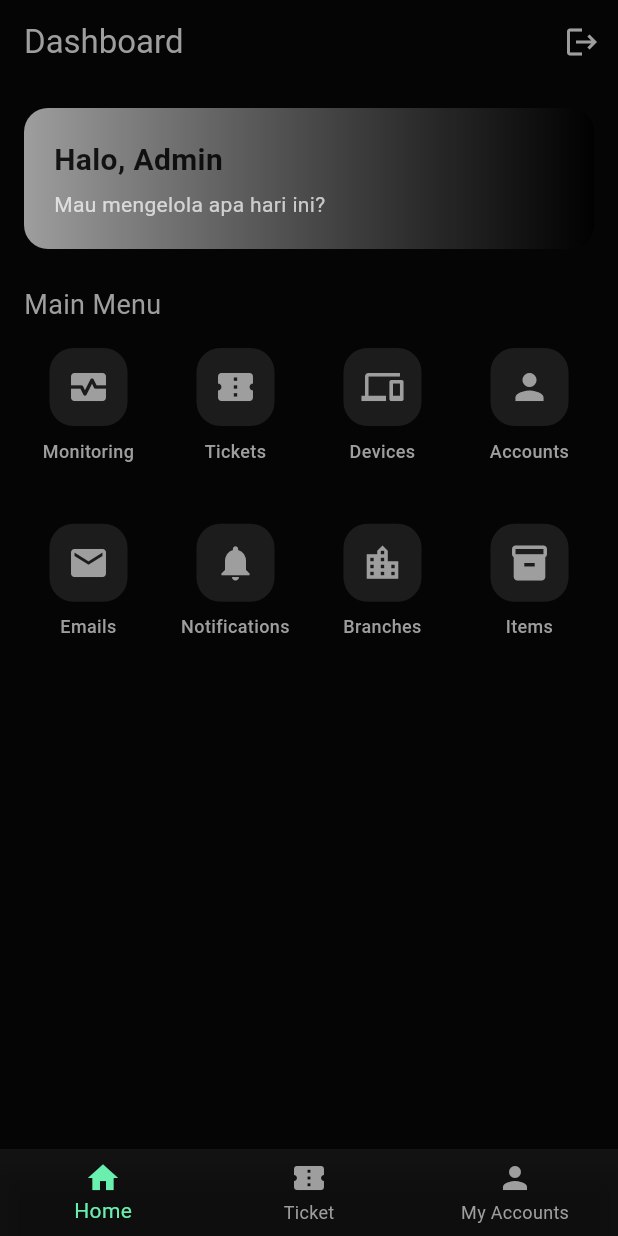
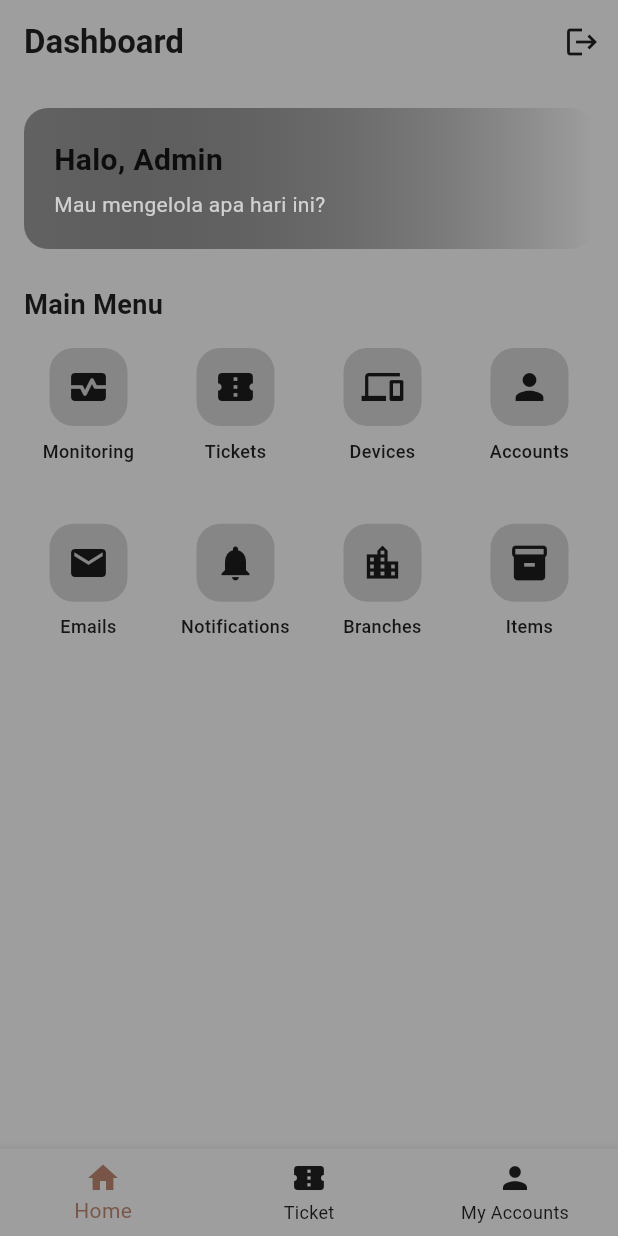
Before and after one commit to adour-zc21s/ocp-ui-flutter, a Flutter app: the MainNavigation screen opened directly, on a phone screen of 412 x 824 dp. Run offline on Flutter 3.47's test engine with Material 3 defaults, Android fonts, the phone set to English and light mode, and no system bars; our stand-ins replace package_info_plus, shared_preferences; accounts and stored records are empty; network calls fail.

Commit message:
change color

```diff
--- a/lib/main.dart
+++ b/lib/main.dart
@@ -17,7 +17,7 @@ class MyApp extends StatelessWidget {
       theme: ThemeData(
         primarySwatch: Colors.blue,
         useMaterial3: true,
-        scaffoldBackgroundColor: Colors.black87,
+        scaffoldBackgroundColor: Colors.grey,
         pageTransitionsTheme: const PageTransitionsTheme(
           builders: {
             TargetPlatform.android:
--- a/lib/screens/home/home_screen.dart
+++ b/lib/screens/home/home_screen.dart
@@ -17,38 +17,38 @@ class HomeScreen extends StatelessWidget {
       {
         'title': 'Monitoring', // 👈 Menu khusus Monitoring
         'icon': Icons.monitor_heart,
-        'color': Colors.grey,
+        'color': Colors.black87,
         'screen': const MonitoringScreen(),
       },
       {
         'title': 'Tickets',
         'icon': Icons.confirmation_number,
-        'color': Colors.grey,
+        'color': Colors.black87,
         'screen': const TicketScreen(),
       },
       {
         'title': 'Devices',
         'icon': Icons.devices,
-        'color': Colors.grey,
+        'color': Colors.black87,
         'screen': const DeviceScreen(),
       },
-      {'title': 'Accounts', 'icon': Icons.person, 'color': Colors.grey},
-      {'title': 'Emails', 'icon': Icons.email, 'color': Colors.grey},
+      {'title': 'Accounts', 'icon': Icons.person, 'color': Colors.black87},
+      {'title': 'Emails', 'icon': Icons.email, 'color': Colors.black87},
       {
         'title': 'Notifications',
         'icon': Icons.notifications,
-        'color': Colors.grey,
+        'color': Colors.black87,
       },
       {
         'title': 'Branches',
         'icon': Icons.location_city,
-        'color': Colors.grey,
+        'color': Colors.black87,
         'screen': const BranchScreen(),
       },
       {
         'title': 'Items', // 👈 Menu Item Baru
         'icon': Icons.inventory,
-        'color': Colors.grey,
+        'color': Colors.black87,
         'screen': const ItemScreen(),
       },
     ];
@@ -57,7 +57,7 @@ class HomeScreen extends StatelessWidget {
       appBar: AppBar(
         title: const Text(
           'Dashboard',
-          style: TextStyle(color: Colors.grey),
+          style: TextStyle(color: Colors.black87, fontWeight: FontWeight.bold),
         ),
         backgroundColor: Colors.transparent,
         elevation: 0,
@@ -72,7 +72,7 @@ class HomeScreen extends StatelessWidget {
             const SizedBox(height: 24),
             const Text(
               'Main Menu',
-              style: TextStyle(fontSize: 18, color: Colors.grey),
+              style: TextStyle(fontSize: 18, color: Colors.black87, fontWeight: FontWeight.bold),
             ),
             const SizedBox(height: 16),
             DashboardGrid(menus: dashboardMenus),
@@ -93,7 +93,7 @@ class WelcomeBanner extends StatelessWidget {
       padding: const EdgeInsets.all(20),
       decoration: BoxDecoration(
         gradient: const LinearGradient(
-          colors: [Colors.grey, Colors.black87],
+          colors: [Colors.black38, Colors.grey],
         ),
         borderRadius: BorderRadius.circular(16),
       ),
--- a/lib/screens/main_navigation.dart
+++ b/lib/screens/main_navigation.dart
@@ -36,9 +36,9 @@ class _MainNavigationState extends State<MainNavigation> {
         },
         type: BottomNavigationBarType.fixed,
         // ini warna background dari bottom navigation bar
-        backgroundColor: Colors.black45,
-        selectedItemColor: Colors.greenAccent,
-        unselectedItemColor: Colors.grey,
+        backgroundColor: Colors.grey,
+        selectedItemColor: Colors.brown,
+        unselectedItemColor: Colors.black87,
         items: const [
           BottomNavigationBarItem(icon: Icon(Icons.home), label: 'Home'),
           BottomNavigationBarItem(
--- a/lib/screens/ticket/ticket_screen.dart
+++ b/lib/screens/ticket/ticket_screen.dart
@@ -39,8 +39,8 @@ class _TicketScreenState extends State<TicketScreen> {
         appBar: AppBar(
           title: const Text('Tickets Management'),
           bottom: const TabBar(
-            indicatorColor: Colors.green,
-            labelColor: Colors.green,
+            indicatorColor: Colors.brown,
+            labelColor: Colors.brown,
             unselectedLabelColor: Colors.grey,
             tabs: [
               Tab(icon: Icon(Icons.lock_open), text: 'Ticket Open'),
--- a/lib/widgets/dashboard_grid.dart
+++ b/lib/widgets/dashboard_grid.dart
@@ -62,7 +62,7 @@ class MenuItemTile extends StatelessWidget {
           Text(
             menu['title'],
             textAlign: TextAlign.center,
-            style: const TextStyle(fontSize: 12, fontWeight: FontWeight.w500, color: Colors.grey),
+            style: const TextStyle(fontSize: 12, fontWeight: FontWeight.w500, color: Colors.black87),
             maxLines: 1,
             overflow: TextOverflow.ellipsis,
           ),
--- a/lib/widgets/logout_button.dart
+++ b/lib/widgets/logout_button.dart
@@ -37,7 +37,7 @@ class LogoutButton extends StatelessWidget {
   @override
   Widget build(BuildContext context) {
     return IconButton(
-      icon: const Icon(Icons.logout, color: Colors.grey),
+      icon: const Icon(Icons.logout, color: Colors.black87),
       tooltip: 'Log Out',
       onPressed: () => _showLogoutDialog(context),
     );
```
Also changed, not shown: lib/screens/login_screen.dart (+7 -7 lines).
